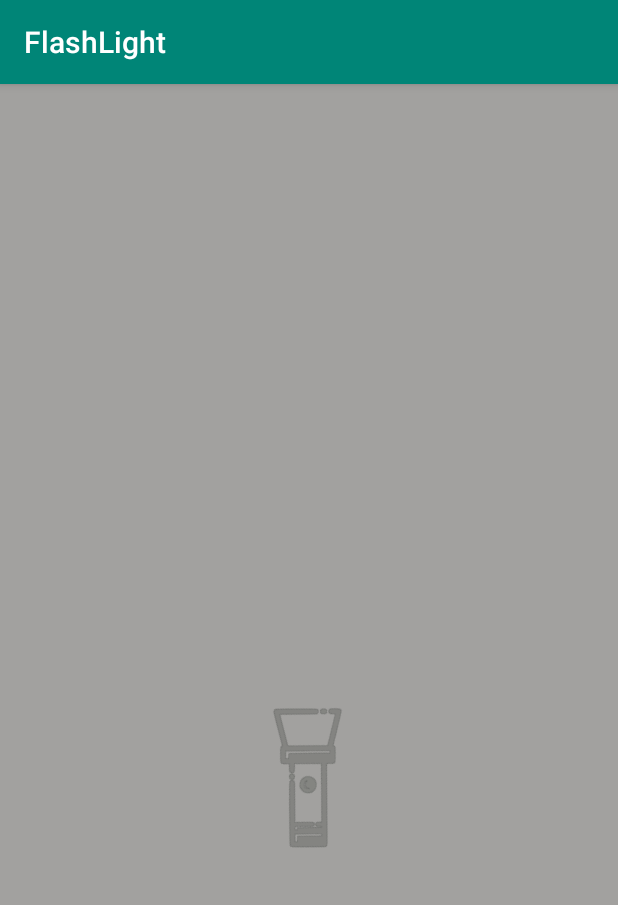
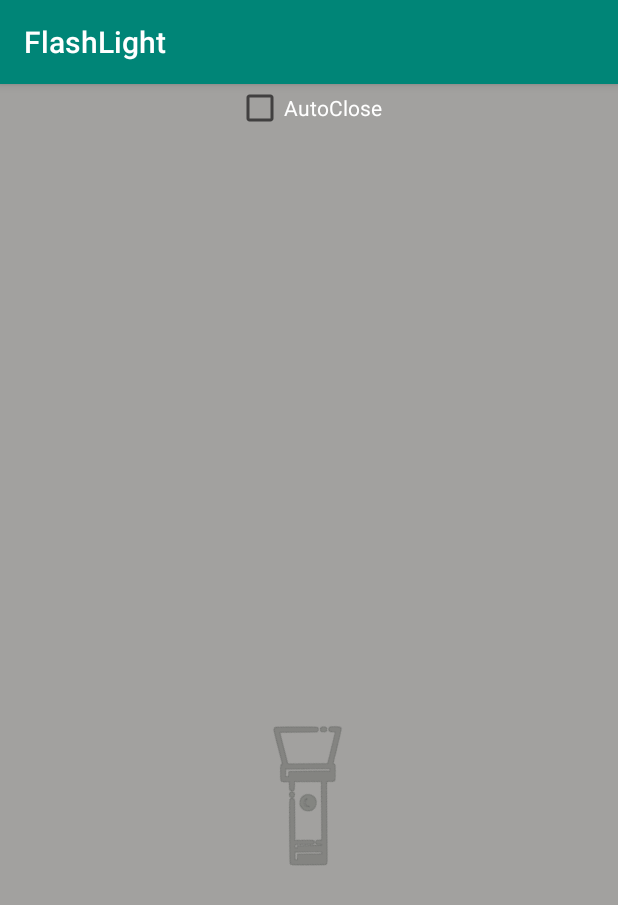
Before and after one commit to SymeonChen/FlashLight, an Android app: the screen it shows after launch (MainActivity), on a phone screen of 412 x 824 dp. Shown: the top 905 px of the screen. Run offline under Robolectric (Android 15) with nearby library versions, the phone set to English and light mode, and no system bars; libraries missing offline, so code that uses them is left out: com.tencent.mmkv; 3 statements that could not run were skipped.

Commit message:
feat: Add switch of auto closing when screen off.

```diff
--- a/app/build.gradle
+++ b/app/build.gradle
@@ -53,6 +53,9 @@ dependencies {
     implementation 'androidx.appcompat:appcompat:1.1.0'
     implementation 'androidx.core:core-ktx:1.2.0'
     implementation 'androidx.constraintlayout:constraintlayout:1.1.3'
+    //useful-library
+    implementation 'com.tencent:mmkv:1.0.22'
+
     testImplementation 'junit:junit:4.12'
     androidTestImplementation 'androidx.test:runner:1.2.0'
     androidTestImplementation 'androidx.test.espresso:espresso-core:3.2.0'
--- a/app/src/main/AndroidManifest.xml
+++ b/app/src/main/AndroidManifest.xml
@@ -9,6 +9,7 @@
     <uses-feature android:name="android.hardware.camera.flash" />
 
     <application
+        android:name=".ScApplication"
         android:allowBackup="false"
         android:icon="@mipmap/ic_launcher"
         android:label="@string/app_name"
--- /dev/null
+++ b/app/src/main/java/com/symeonchen/flashlight/DataInjection.kt
@@ -0,0 +1,18 @@
+package com.symeonchen.flashlight
+
+import com.tencent.mmkv.MMKV
+
+
+/**
+ * Created by SymeonChen on 2020/5/11.
+ */
+object DataInjection {
+    var autoClose: Boolean
+        get() {
+            return MMKV.defaultMMKV()
+                .getBoolean(ScConstant.AUTO_CLOSE, ScConstant.DEFAULT_AUTO_CLOSE)
+        }
+        set(value) {
+            MMKV.defaultMMKV().putBoolean(ScConstant.AUTO_CLOSE, value)
+        }
+}
--- a/app/src/main/java/com/symeonchen/flashlight/FlashLightViewModel.kt
+++ b/app/src/main/java/com/symeonchen/flashlight/FlashLightViewModel.kt
@@ -6,8 +6,12 @@ import androidx.lifecycle.ViewModel
 
 class FlashLightViewModel : ViewModel() {
     var flashLightState: MutableLiveData<Boolean> = MutableLiveData()
+    var flashLightAutoClose: MutableLiveData<Boolean> = MutableLiveData()
 
     init {
         flashLightState.value = false
+        flashLightAutoClose.value = DataInjection.autoClose
     }
+
+
 }
--- a/app/src/main/java/com/symeonchen/flashlight/MainActivity.kt
+++ b/app/src/main/java/com/symeonchen/flashlight/MainActivity.kt
@@ -53,7 +53,9 @@ class MainActivity : AppCompatActivity() {
                 iv_flashlight.setImageResource(R.drawable.vec_flashlight_off)
                 root_view.setBackgroundColor(ContextCompat.getColor(this, R.color.greyBackground))
             }
-
+        })
+        viewModel?.flashLightAutoClose?.observe(this, Observer {
+            cb_auto_close.isChecked = it
         })
     }
 
@@ -66,12 +68,16 @@ class MainActivity : AppCompatActivity() {
             if (!flashLightState && turnOnFlashLight(cameraManager, cameraId))
                 viewModel?.flashLightState?.postValue(true)
         }
+
+        cb_auto_close.setOnCheckedChangeListener { _, isChecked ->
+            viewModel?.flashLightAutoClose?.postValue(isChecked)
+        }
     }
 
 
     override fun onStop() {
         super.onStop()
-        if (viewModel?.flashLightState?.value == true) {
+        if (viewModel?.flashLightAutoClose?.value == true && viewModel?.flashLightState?.value == true) {
             turnOffFlashLight(cameraManager, cameraId)
         }
     }
--- /dev/null
+++ b/app/src/main/java/com/symeonchen/flashlight/ScApplication.kt
@@ -0,0 +1,16 @@
+package com.symeonchen.flashlight
+
+import android.app.Application
+import com.tencent.mmkv.MMKV
+
+/**
+ * Created by SymeonChen on 2019-10-27.
+ */
+@Suppress("unused")
+class ScApplication : Application() {
+
+    override fun onCreate() {
+        super.onCreate()
+        MMKV.initialize(this)
+    }
+}
--- a/app/src/main/res/layout/activity_main.xml
+++ b/app/src/main/res/layout/activity_main.xml
@@ -7,6 +7,16 @@
     android:layout_height="match_parent"
     android:background="@color/greyBackground"
     tools:context=".MainActivity">
+
+    <CheckBox
+        android:id="@+id/cb_auto_close"
+        android:layout_width="wrap_content"
+        android:layout_height="wrap_content"
+        android:text="AutoClose"
+        android:textColor="@color/white"
+        app:layout_constraintEnd_toEndOf="parent"
+        app:layout_constraintStart_toStartOf="parent"
+        app:layout_constraintTop_toTopOf="parent" />
 
     <ImageView
         android:id="@+id/iv_flashlight"
@@ -19,7 +29,7 @@
         app:layout_constraintBottom_toBottomOf="parent"
         app:layout_constraintEnd_toEndOf="parent"
         app:layout_constraintStart_toStartOf="parent"
-        app:layout_constraintTop_toTopOf="parent"
+        app:layout_constraintTop_toBottomOf="@id/cb_auto_close"
         app:layout_constraintVertical_bias="0.625" />
 
 </androidx.constraintlayout.widget.ConstraintLayout>
```
Also changed, not shown: app/src/main/java/com/symeonchen/flashlight/ScConstant.kt (added, +12 -0 lines), app/src/main/java/com/symeonchen/flashlight/ScLiveData.kt (added, +26 -0 lines).
